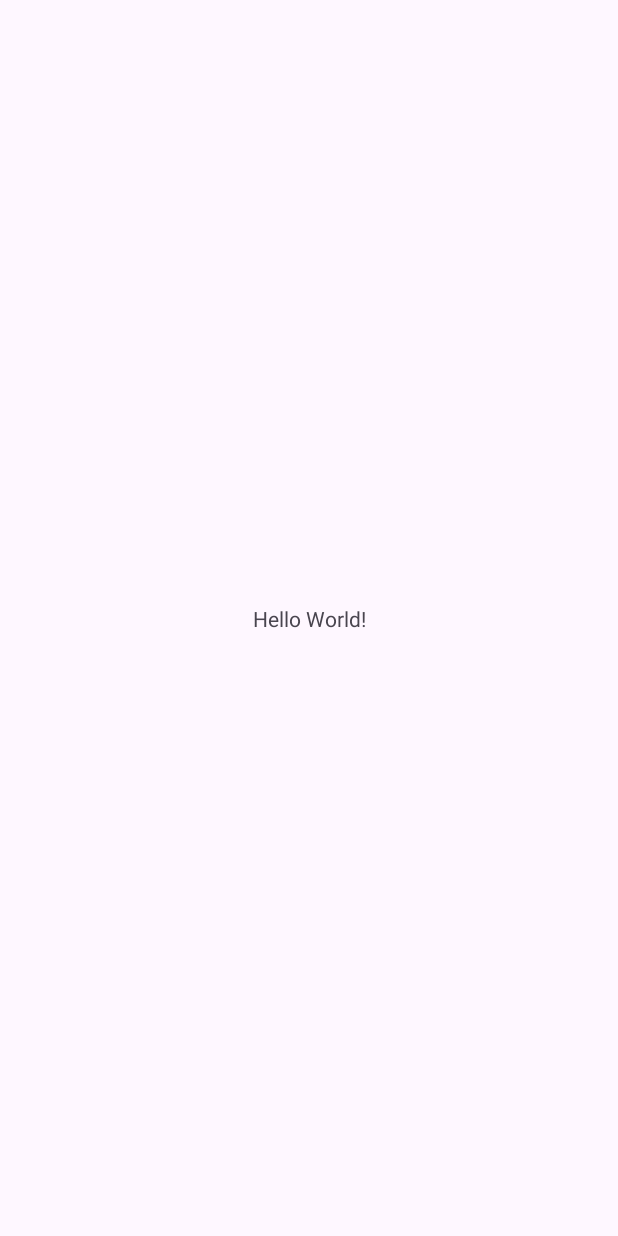
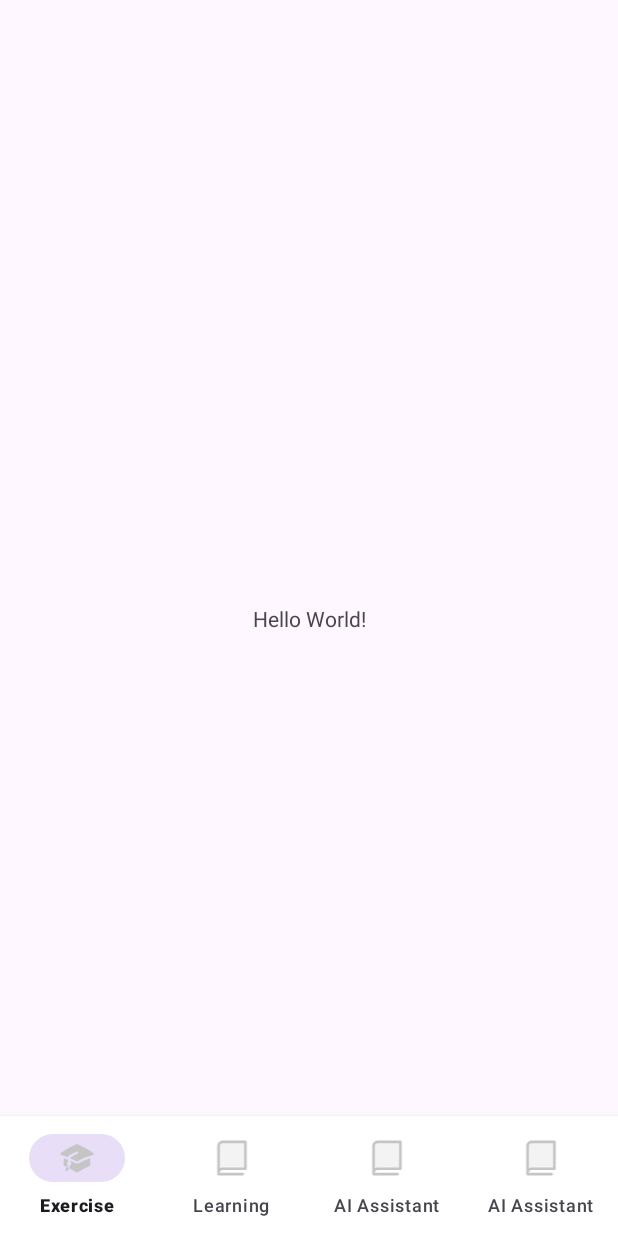
Before and after one commit to GymnastiarR/Mr.Gupazz, an Android app: the screen it shows after launch (MainActivity), on a phone screen of 412 x 824 dp. Before the commit the screen is almost empty. Run offline under Robolectric (Android 15) with nearby library versions, the phone set to English and light mode, and no system bars.

Commit message:
added bottom menu

```diff
--- /dev/null
+++ b/app/src/main/res/drawable/ic_exercise.xml
@@ -0,0 +1,15 @@
+<vector xmlns:android="http://schemas.android.com/apk/res/android"
+    android:width="25dp"
+    android:height="21dp"
+    android:viewportWidth="25"
+    android:viewportHeight="21">
+  <path
+      android:pathData="M12.188,0.922C12.286,0.879 12.393,0.857 12.5,0.857C12.608,0.857 12.714,0.879 12.813,0.922C16.665,2.606 20.339,4.67 23.781,7.083C23.903,7.168 23.997,7.286 24.054,7.423C24.111,7.56 24.128,7.71 24.103,7.856C24.077,8.002 24.011,8.138 23.912,8.248C23.812,8.357 23.684,8.437 23.541,8.476C19.967,9.463 16.509,10.829 13.226,12.551L13.223,12.553C13.104,12.616 12.987,12.677 12.869,12.741C12.756,12.801 12.629,12.833 12.501,12.833C12.372,12.833 12.246,12.801 12.132,12.741C10.724,11.989 9.283,11.302 7.813,10.68V10.447C7.812,10.382 7.828,10.318 7.859,10.261C7.891,10.205 7.936,10.157 7.992,10.123C9.564,9.17 11.182,8.294 12.839,7.498C13.025,7.408 13.169,7.248 13.237,7.052C13.306,6.857 13.294,6.642 13.204,6.455C13.115,6.268 12.954,6.125 12.759,6.056C12.563,5.988 12.348,6 12.162,6.09C10.459,6.908 8.798,7.808 7.182,8.786C6.953,8.926 6.754,9.112 6.6,9.332C6.446,9.552 6.34,9.802 6.288,10.066C4.706,9.457 3.095,8.926 1.461,8.475C1.318,8.436 1.189,8.356 1.09,8.247C0.99,8.137 0.924,8.001 0.899,7.855C0.873,7.709 0.89,7.559 0.947,7.422C1.004,7.285 1.099,7.167 1.22,7.082C4.662,4.669 8.336,2.605 12.188,0.922Z"
+      android:fillColor="#C5C5C5"/>
+  <path
+      android:pathData="M13.604,14.118C16.163,12.751 18.835,11.607 21.59,10.699C21.729,12.172 21.819,13.66 21.855,15.161C21.859,15.319 21.816,15.474 21.73,15.606C21.645,15.738 21.521,15.841 21.376,15.902C18.423,17.135 15.596,18.65 12.934,20.425C12.805,20.511 12.654,20.556 12.5,20.556C12.346,20.556 12.195,20.511 12.067,20.425C9.405,18.65 6.578,17.135 3.625,15.902C3.48,15.842 3.356,15.739 3.271,15.607C3.185,15.475 3.141,15.32 3.145,15.163C3.181,13.66 3.271,12.173 3.411,10.698C4.37,11.015 5.317,11.358 6.25,11.729V13.052C6.025,13.182 5.836,13.366 5.7,13.587C5.564,13.808 5.485,14.06 5.47,14.319C5.456,14.578 5.506,14.837 5.617,15.072C5.728,15.307 5.895,15.511 6.104,15.665C6.011,16.06 5.873,16.449 5.691,16.821C6.162,17.043 6.629,17.273 7.093,17.508C7.354,16.977 7.547,16.414 7.667,15.835C7.93,15.717 8.156,15.53 8.32,15.292C8.483,15.054 8.577,14.776 8.592,14.488C8.608,14.201 8.543,13.914 8.405,13.661C8.267,13.408 8.062,13.197 7.813,13.053V12.381C9.029,12.913 10.225,13.492 11.396,14.118C11.736,14.299 12.115,14.394 12.5,14.394C12.885,14.394 13.265,14.299 13.604,14.118Z"
+      android:fillColor="#C5C5C5"/>
+  <path
+      android:pathData="M4.648,18.273C5.086,17.837 5.432,17.346 5.69,16.82C6.162,17.043 6.629,17.273 7.093,17.509C6.752,18.202 6.299,18.833 5.753,19.378C5.605,19.516 5.409,19.591 5.207,19.588C5.005,19.584 4.811,19.502 4.668,19.359C4.525,19.216 4.443,19.023 4.44,18.82C4.436,18.618 4.511,18.422 4.649,18.274"
+      android:fillColor="#C5C5C5"/>
+</vector>
--- /dev/null
+++ b/app/src/main/res/drawable/ic_learning.xml
@@ -0,0 +1,14 @@
+<vector xmlns:android="http://schemas.android.com/apk/res/android"
+    android:width="19dp"
+    android:height="21dp"
+    android:viewportWidth="19"
+    android:viewportHeight="21">
+  <path
+      android:pathData="M17.313,1.125V16.75H4.031C3.41,16.75 2.814,16.997 2.374,17.437C1.934,17.876 1.688,18.472 1.688,19.094V3.469C1.688,2.847 1.934,2.251 2.374,1.811C2.814,1.372 3.41,1.125 4.031,1.125H17.313Z"
+      android:strokeAlpha="0.2"
+      android:fillColor="#000000"
+      android:fillAlpha="0.2"/>
+  <path
+      android:pathData="M17.313,0.344H4.031C3.202,0.344 2.408,0.673 1.822,1.259C1.235,1.845 0.906,2.64 0.906,3.469V19.875C0.906,20.082 0.989,20.281 1.135,20.427C1.282,20.574 1.48,20.656 1.688,20.656H15.75C15.957,20.656 16.156,20.574 16.302,20.427C16.449,20.281 16.531,20.082 16.531,19.875C16.531,19.668 16.449,19.469 16.302,19.323C16.156,19.176 15.957,19.094 15.75,19.094H2.469C2.469,18.679 2.633,18.282 2.926,17.989C3.219,17.696 3.617,17.531 4.031,17.531H17.313C17.52,17.531 17.718,17.449 17.865,17.302C18.011,17.156 18.094,16.957 18.094,16.75V1.125C18.094,0.918 18.011,0.719 17.865,0.573C17.718,0.426 17.52,0.344 17.313,0.344ZM16.531,15.969H4.031C3.483,15.968 2.943,16.112 2.469,16.388V3.469C2.469,3.054 2.633,2.657 2.926,2.364C3.219,2.071 3.617,1.906 4.031,1.906H16.531V15.969Z"
+      android:fillColor="#C5C5C5"/>
+</vector>
--- a/app/src/main/res/layout/activity_main.xml
+++ b/app/src/main/res/layout/activity_main.xml
@@ -6,6 +6,7 @@
     android:layout_width="match_parent"
     android:layout_height="match_parent"
     tools:context=".MainActivity">
+
     <TextView
       android:layout_width="wrap_content"
       android:layout_height="wrap_content"
@@ -15,4 +16,15 @@
       app:layout_constraintEnd_toEndOf="parent"
       app:layout_constraintTop_toTopOf="parent" />
 
-  </androidx.constraintlayout.widget.ConstraintLayout>
+    <com.google.android.material.bottomnavigation.BottomNavigationView
+        android:layout_width="match_parent"
+        android:layout_height="wrap_content"
+        app:layout_constraintBottom_toBottomOf="parent"
+        app:menu="@menu/main_menu"
+        app:itemBackground="@color/white"
+        android:outlineAmbientShadowColor="@color/black"
+        app:labelVisibilityMode="labeled"
+        app:itemIconTint="#C5C5C5"
+        />
+
+</androidx.constraintlayout.widget.ConstraintLayout>
--- /dev/null
+++ b/app/src/main/res/menu/main_menu.xml
@@ -0,0 +1,15 @@
+<?xml version="1.0" encoding="utf-8"?>
+<menu xmlns:android="http://schemas.android.com/apk/res/android">
+    <item android:id="@+id/exercise"
+        android:icon="@drawable/ic_exercise"
+        android:title="@string/menu_exercise"/>
+    <item android:id="@+id/learning"
+        android:icon="@drawable/ic_learning"
+        android:title="@string/menu_learning" />
+    <item android:id="@+id/ai_assistant"
+        android:icon="@drawable/ic_learning"
+        android:title="@string/menu_ai_assistant" />
+    <item android:id="@+id/profile"
+        android:icon="@drawable/ic_learning"
+        android:title="@string/menu_ai_assistant" />
+</menu>
--- a/app/src/main/res/values/strings.xml
+++ b/app/src/main/res/values/strings.xml
@@ -1,3 +1,7 @@
 <resources>
     <string name="app_name">Mr Gupazz</string>
+    <string name="menu_exercise">Exercise</string>
+    <string name="menu_learning">Learning</string>
+    <string name="menu_ai_assistant">AI Assistant</string>
+    <string name="menu_profile">Profile</string>
 </resources>
```
